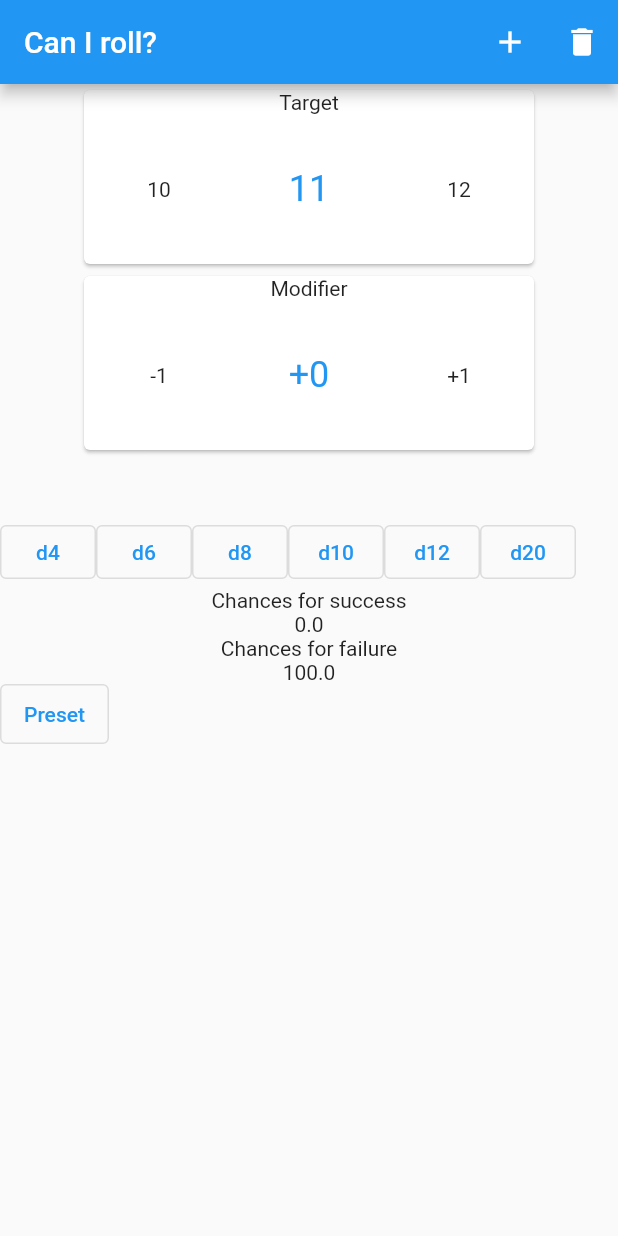
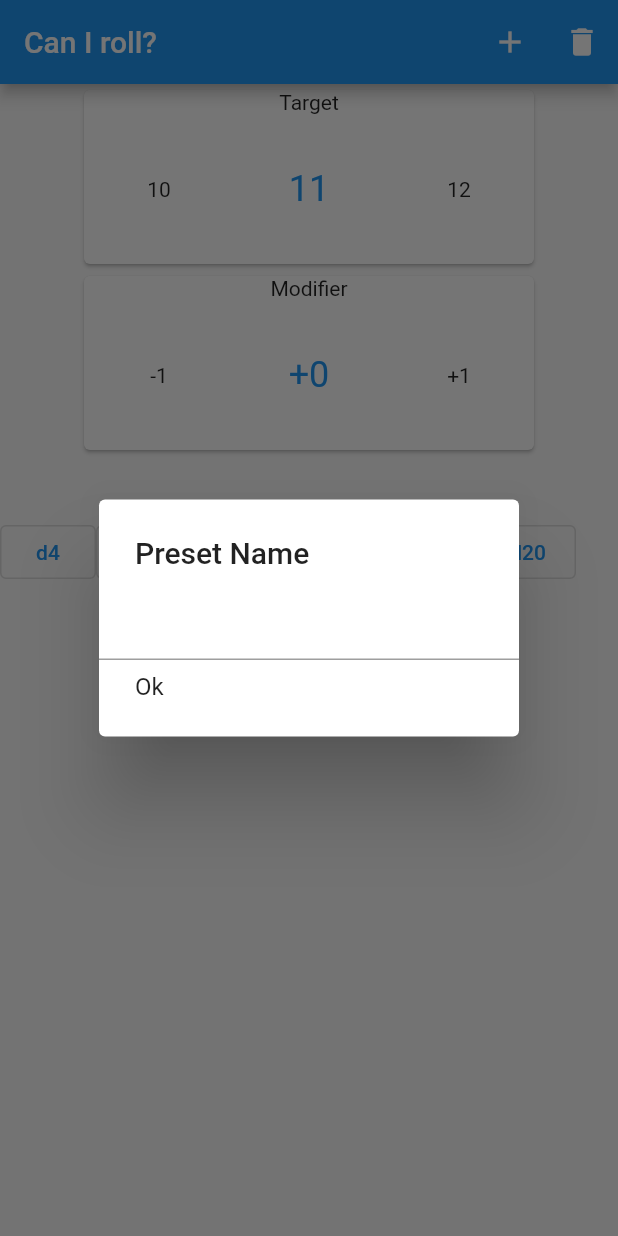
Before and after one commit to enrico-kaack/CanIRoll, a Flutter app: the screen it shows after launch, after a tap on the "add" icon, on a phone screen of 412 x 824 dp. Run offline on Flutter 3.47's test engine with Material 2 defaults, Android fonts, the phone set to English and light mode, and no system bars; drawn by our look-alikes of numberpicker.

Commit message:
Fixed adding Dice, Preset onHold removeable

```diff
--- a/lib/main.dart
+++ b/lib/main.dart
@@ -41,8 +41,22 @@ class HomePage extends StatelessWidget {
         actions: [
           IconButton(
               onPressed: () => {
-                    Provider.of<StateModel>(context, listen: false).addPreset(),
-                  },
+                showDialog(context: context, builder: (_) =>
+                    SimpleDialog(
+                      title: Text("Preset Name"),
+                      children: [
+                        TextField(
+                          onSubmitted: (value) {Provider.of<StateModel>(context, listen: false).addPreset(value);},
+                          controller: null,
+                        ),
+                        SimpleDialogOption(
+                          onPressed: () => {Navigator.pop(_)},
+                          child: const Text("Ok"),
+                        )
+                      ],
+                    ),
+                ),
+              },
                   icon: Icon(Icons.add)
                 ),
           IconButton(
@@ -61,20 +75,24 @@ class HomePage extends StatelessWidget {
                 onPressed: () => model.deleteDice(d.id),
                 child: Text("d${d.value}")));
           }
-          for (var d in model.presets) {
+          for (var p in model.presets) {
             presets.add(OutlinedButton(
                 onPressed: () =>
                 {
-                  model.setModifier(d.modifier),
-                  for (var e in d.dice) {
-                    dices.add(OutlinedButton(
-                        onPressed: () => model.deleteDice(e.id),
-                        child: Text("d${e.value}"))),
-                  },
+                  model.setModifier(p.modifier),
+                    for (var e in p.dices) {
+                      model.addDice(e),
+                      for (var d in model.dices) {
+                        dices.add(OutlinedButton(
+                            onPressed: () => model.deleteDice(d.id),
+                            child: Text("d${d.value}"))),
+                      },
+                    },
                 },
-                child: Text(d.name)));
+                onLongPress: () => model.deletePreset(p.id),
+                child: Text(p.name)));
           }
-            return Column(
+          return Column(
               children: <Widget>[
                 NumberSwitchWidget(
                   text: "Target",
--- a/lib/preset.dart
+++ b/lib/preset.dart
@@ -5,9 +5,9 @@ class Preset {
   late String id;
   late String name;
   late int modifier;
-  late List<Dice> dice;
+  late List<int> dices;
 
-  Preset(this.name, this.modifier, this.dice) {
+  Preset(this.name, this.modifier, this.dices) {
     id = const Uuid().v4().toString();
   }
 
--- a/lib/state.dart
+++ b/lib/state.dart
@@ -105,14 +105,25 @@ class StateModel extends ChangeNotifier {
   }
 
 
-  void addPreset(){
-    _presets.add(Preset("Preset", modifier, dices));
+
+  void addPreset(String name){
+    List<int> values = [];
+    for (var d in dices) {
+      values.add(d.value);
+    }
+
+    _presets.add(Preset(name, modifier, values));
     notifyListeners();
   }
 
   void deleteDice(String uuid) {
     _dices.removeWhere((element) => element.id == uuid);
     refreshSuccessRate();
+  }
+
+  void deletePreset(String uuid) {
+    _presets.removeWhere((element) => element.id == uuid);
+    notifyListeners();
   }
 
   void reset() {
```
